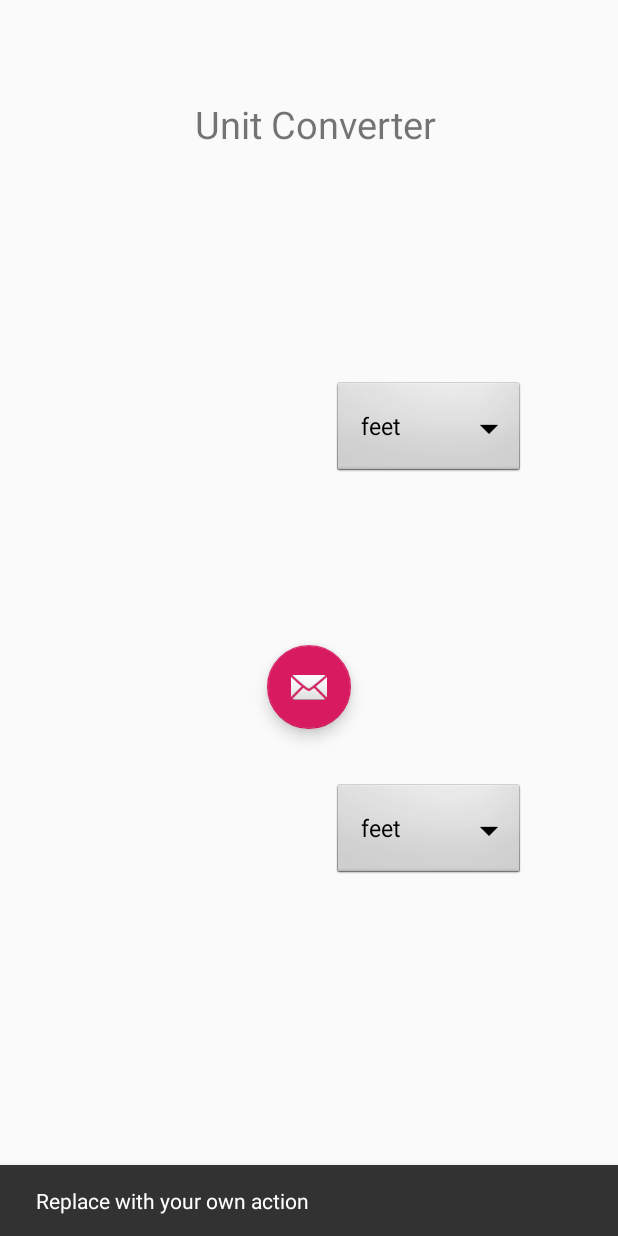
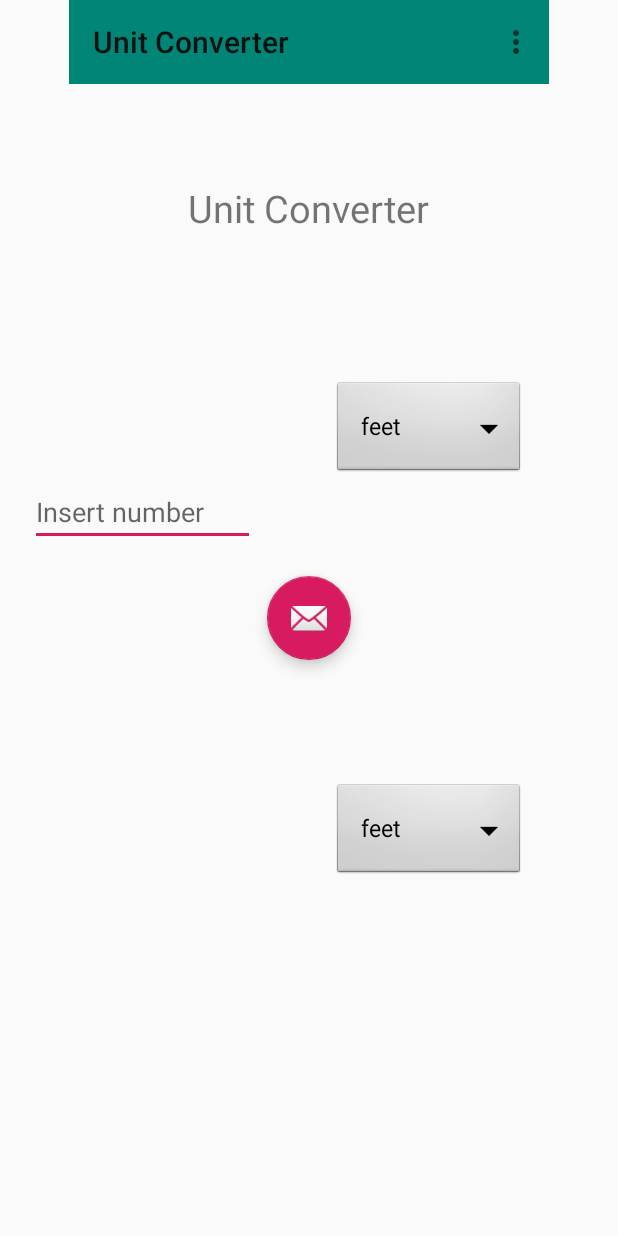
Before and after one commit to dylantelson/UnitConverter441, an Android app: the screen it shows after launch (MainActivity), after a tap on an icon or button, on a phone screen of 412 x 824 dp. Run offline under Robolectric (Android 15) with nearby library versions, the phone set to English and light mode, and no system bars; 1 statement that could not run was skipped.

Commit message:
Unit converter working for inches, feet, meters, and yards. Also added a decimal check

```diff
--- a/app/build.gradle
+++ b/app/build.gradle
@@ -17,6 +17,10 @@ android {
             proguardFiles getDefaultProguardFile('proguard-android-optimize.txt'), 'proguard-rules.pro'
         }
     }
+    compileOptions {
+        sourceCompatibility = 1.8
+        targetCompatibility = 1.8
+    }
 }
 
 dependencies {
--- a/app/src/main/java/com/example/unitconverter/MainActivity.java
+++ b/app/src/main/java/com/example/unitconverter/MainActivity.java
@@ -13,24 +13,20 @@ import android.view.Menu;
 import android.view.MenuItem;
 import android.widget.ArrayAdapter;
 import android.widget.Spinner;
+import android.widget.TextView;
 
 public class MainActivity extends AppCompatActivity {
 
     @Override
     protected void onCreate(Bundle savedInstanceState) {
         super.onCreate(savedInstanceState);
+
         setContentView(R.layout.activity_main);
         Toolbar toolbar = findViewById(R.id.toolbar);
         setSupportActionBar(toolbar);
 
-        FloatingActionButton fab = findViewById(R.id.fab);
-        fab.setOnClickListener(new View.OnClickListener() {
-            @Override
-            public void onClick(View view) {
-                Snackbar.make(view, "Replace with your own action", Snackbar.LENGTH_LONG)
-                        .setAction("Action", null).show();
-            }
-        });
+        final TextView resulttv = findViewById(R.id.resulttv);
+        final TextView inputtv = findViewById(R.id.input1);
 
         Spinner firstDropdown = findViewById(R.id.dropdown1);
         Spinner secondDropdown = findViewById(R.id.dropdown2);
@@ -38,6 +34,42 @@ public class MainActivity extends AppCompatActivity {
         ArrayAdapter<String> adapter = new ArrayAdapter<>(this, android.R.layout.simple_spinner_dropdown_item, items);
         firstDropdown.setAdapter(adapter);
         secondDropdown.setAdapter(adapter);
+
+        FloatingActionButton fab = findViewById(R.id.fab);
+        fab.setOnClickListener((view) -> {
+            if(firstDropdown.getSelectedItem().toString() == secondDropdown.getSelectedItem().toString())
+                resulttv.setText(inputtv.getText().toString());
+            else resulttv.setText(convert(firstDropdown.getSelectedItem().toString(), secondDropdown.getSelectedItem().toString(), inputtv.getText().toString()));
+            int index = resulttv.getText().toString().indexOf(".");
+            if(Float.parseFloat(resulttv.getText().toString()) == Math.ceil(Float.parseFloat(resulttv.getText().toString()))) {
+                resulttv.setText(resulttv.getText().toString().substring(0, index));
+                return;
+            }
+            if(index >= 0 && resulttv.getText().toString().substring(index).length() > 4) {
+                resulttv.setText(resulttv.getText().toString().substring(0, index + 4));
+            }
+        });
+    }
+
+    public String convert(String inputType, String outputType, String input) {
+        if(inputType == "feet") {
+            if(outputType == "inches") return "" + (Float.parseFloat(input) * 12);
+            if(outputType == "yards") return "" + (Float.parseFloat(input) / 3);
+            if(outputType == "meters") return "" + (Float.parseFloat(input) / 3.281);
+        }
+        if(inputType == "inches") {
+            if(outputType == "feet") return "" + (Float.parseFloat(input) / 12);
+            if(outputType == "yards") return "" + (Float.parseFloat(input) / 36);
+            if(outputType == "meters") return "" + (Float.parseFloat(input) / 39.37);
+        }
+        if(inputType == "yards") {
+            if(outputType == "feet") return "" + (Float.parseFloat(input) * 3);
+            if(outputType == "inches") return "" + (Float.parseFloat(input) * 36);
+            if(outputType == "meters") return "" + (Float.parseFloat(input) / 1.094);
+        }
+        if(outputType == "feet") return "" + (Float.parseFloat(input) * 3.281);
+        if(outputType == "inches") return "" + (Float.parseFloat(input) * 39.37);
+        return "" + (Float.parseFloat(input) * 1.094);
     }
 
     @Override
--- a/app/src/main/res/layout/activity_main.xml
+++ b/app/src/main/res/layout/activity_main.xml
@@ -9,9 +9,19 @@
 
     <com.google.android.material.appbar.AppBarLayout
         android:id="@+id/appBarLayout"
-        android:layout_width="wrap_content"
-        android:layout_height="wrap_content"
-        android:theme="@style/AppTheme.AppBarOverlay">
+        android:layout_width="4dp"
+        android:layout_height="6dp"
+        android:layout_marginStart="126dp"
+        android:layout_marginLeft="126dp"
+        android:layout_marginTop="150dp"
+        android:layout_marginEnd="68dp"
+        android:layout_marginRight="68dp"
+        android:layout_marginBottom="693dp"
+        android:theme="@style/AppTheme.AppBarOverlay"
+        app:layout_constraintBottom_toBottomOf="parent"
+        app:layout_constraintEnd_toStartOf="@+id/toolbar"
+        app:layout_constraintStart_toStartOf="parent"
+        app:layout_constraintTop_toTopOf="parent">
 
     </com.google.android.material.appbar.AppBarLayout>
 
@@ -20,18 +30,37 @@
         layout="@layout/content_main"
         android:layout_width="wrap_content"
         android:layout_height="wrap_content"
-        android:layout_marginStart="129dp"
-        android:layout_marginLeft="129dp"
-        android:layout_marginTop="60dp"
-        android:layout_marginEnd="121dp"
-        android:layout_marginRight="121dp"
-        android:layout_marginBottom="148dp"
+        android:layout_marginStart="125dp"
+        android:layout_marginLeft="125dp"
+        android:layout_marginTop="40dp"
+        android:layout_marginEnd="125dp"
+        android:layout_marginRight="125dp"
+        android:layout_marginBottom="16dp"
         app:layout_anchor="@+id/fab"
         app:layout_anchorGravity="bottom|center"
-        app:layout_constraintBottom_toTopOf="@+id/dropdown1"
+        app:layout_constraintBottom_toBottomOf="parent"
         app:layout_constraintEnd_toEndOf="parent"
+        app:layout_constraintHorizontal_bias="0.0"
         app:layout_constraintStart_toStartOf="parent"
-        app:layout_constraintTop_toTopOf="parent" />
+        app:layout_constraintTop_toBottomOf="@+id/toolbar"
+        app:layout_constraintVertical_bias="0.037" />
+
+    <TextView
+        android:id="@+id/resulttv"
+        android:layout_width="wrap_content"
+        android:layout_height="wrap_content"
+        android:layout_marginStart="80dp"
+        android:layout_marginLeft="80dp"
+        android:layout_marginTop="171dp"
+        android:layout_marginEnd="151dp"
+        android:layout_marginRight="151dp"
+        android:layout_marginBottom="210dp"
+        android:text="Result"
+        android:textSize="18sp"
+        app:layout_constraintBottom_toBottomOf="parent"
+        app:layout_constraintEnd_toStartOf="@+id/dropdown2"
+        app:layout_constraintStart_toStartOf="parent"
+        app:layout_constraintTop_toBottomOf="@+id/plain_text_input" />
 
     <com.google.android.material.floatingactionbutton.FloatingActionButton
         android:id="@+id/fab"
@@ -39,12 +68,14 @@
         android:layout_height="wrap_content"
         android:layout_marginStart="177dp"
         android:layout_marginLeft="177dp"
+        android:layout_marginTop="281dp"
         android:layout_marginEnd="178dp"
         android:layout_marginRight="178dp"
         android:layout_marginBottom="338dp"
         app:layout_constraintBottom_toBottomOf="parent"
         app:layout_constraintEnd_toEndOf="parent"
         app:layout_constraintStart_toStartOf="parent"
+        app:layout_constraintTop_toBottomOf="@+id/toolbar"
         app:srcCompat="@android:drawable/ic_dialog_email" />
 
     <Spinner
@@ -81,4 +112,33 @@
         app:layout_constraintStart_toStartOf="parent"
         app:layout_constraintTop_toBottomOf="@+id/dropdown1" />
 
+    <EditText
+        android:id="@+id/input1"
+        android:layout_width="150dp"
+        android:layout_height="wrap_content"
+        android:layout_marginStart="20dp"
+        android:layout_marginLeft="20dp"
+        android:layout_marginTop="120dp"
+        android:layout_marginEnd="11dp"
+        android:layout_marginRight="11dp"
+        android:layout_marginBottom="20dp"
+        android:hint="Insert number"
+        android:inputType="text"
+        app:layout_constraintBottom_toTopOf="@+id/fab"
+        app:layout_constraintEnd_toStartOf="@+id/dropdown1"
+        app:layout_constraintHorizontal_bias="0.0"
+        app:layout_constraintStart_toStartOf="parent"
+        app:layout_constraintTop_toBottomOf="@+id/include"
+        app:layout_constraintVertical_bias="1.0" />
+
+    <androidx.appcompat.widget.Toolbar
+        android:id="@+id/toolbar"
+        android:layout_width="320dp"
+        android:layout_height="0dp"
+        android:background="?attr/colorPrimary"
+        app:layout_constraintEnd_toEndOf="parent"
+        app:layout_constraintStart_toStartOf="parent"
+        app:layout_constraintTop_toTopOf="parent"
+        app:popupTheme="@style/AppTheme.PopupOverlay" />
+
 </androidx.constraintlayout.widget.ConstraintLayout>
--- a/app/src/main/res/layout/content_main.xml
+++ b/app/src/main/res/layout/content_main.xml
@@ -14,10 +14,11 @@
         android:text="Unit Converter"
         android:textSize="25dp"
         app:layout_constraintBottom_toBottomOf="parent"
+        app:layout_constraintEnd_toEndOf="parent"
         app:layout_constraintHorizontal_bias="0.5"
         app:layout_constraintLeft_toLeftOf="parent"
         app:layout_constraintRight_toRightOf="parent"
         app:layout_constraintTop_toTopOf="parent"
-        app:layout_constraintVertical_bias="0.089" />
+        app:layout_constraintVertical_bias="0.0" />
 
 </androidx.constraintlayout.widget.ConstraintLayout>
```
